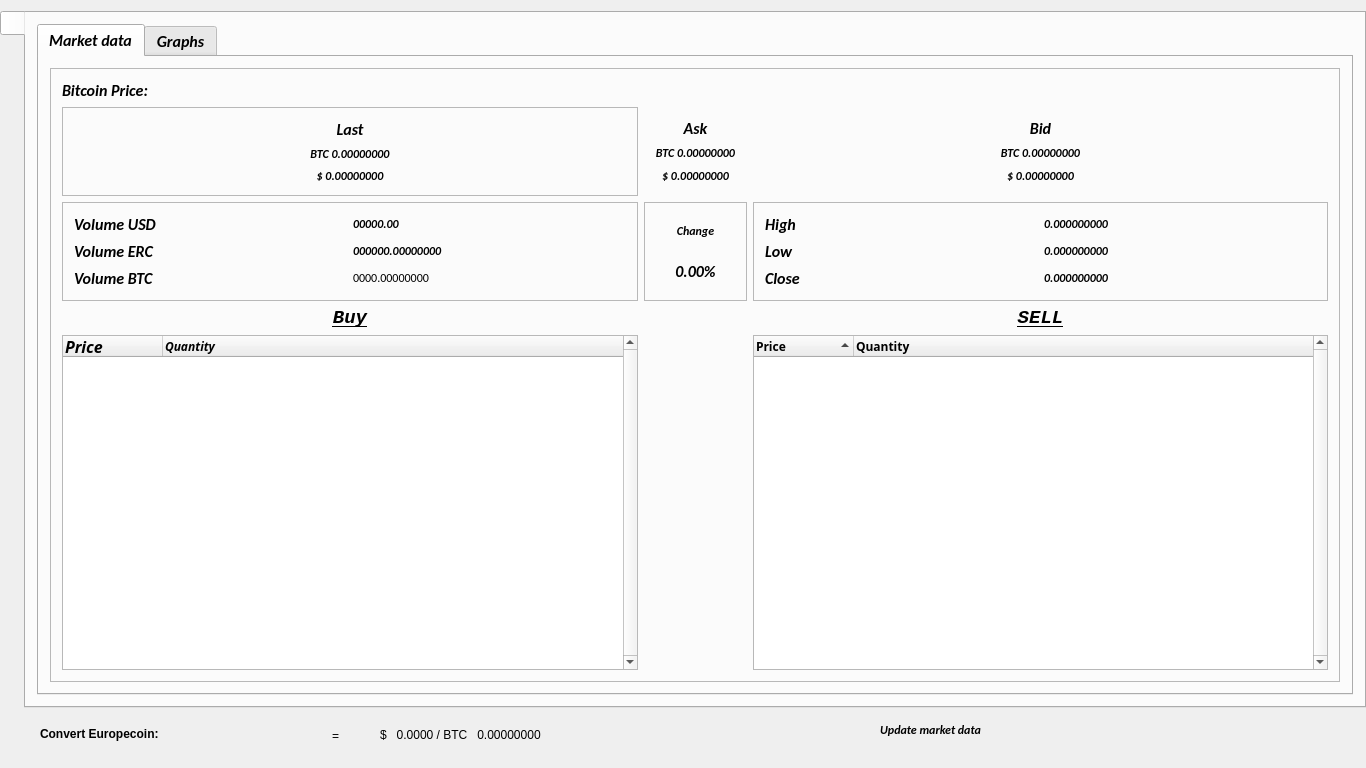
EuropecoinEUORG/EuropecoinV2, file src/qt/forms/tradingstatsBittrex.ui: the form before one commit.
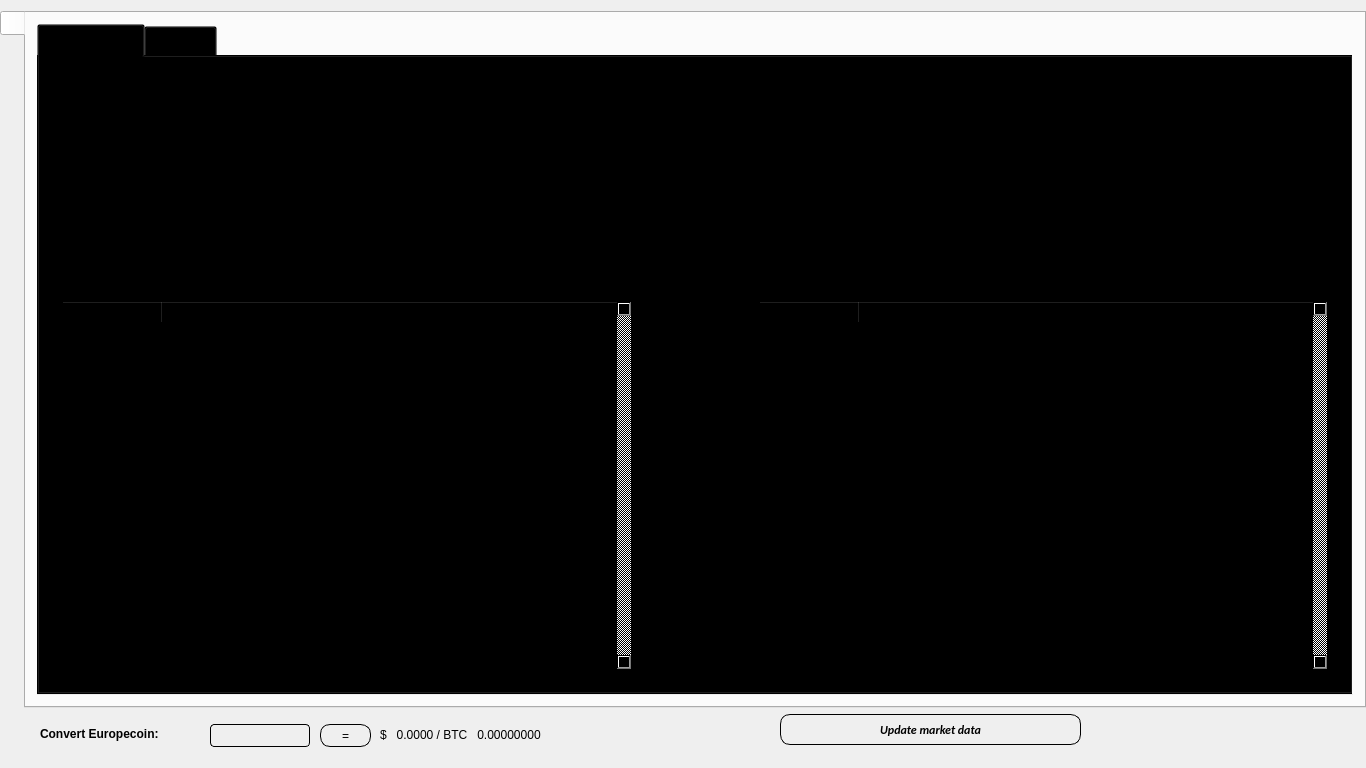
The form after the commit. The open tabs and pages were chosen to show the change. Icons and pictures are not drawn. Custom widgets are drawn as their Qt base class.

Commit message: Some more design adjustments

```diff
--- a/src/qt/forms/tradingstatsBittrex.ui
+++ b/src/qt/forms/tradingstatsBittrex.ui
@@ -68,6 +68,9 @@
       <property name="autoFillBackground">
        <bool>false</bool>
       </property>
+      <property name="styleSheet">
+       <string notr="true">background: transparent;</string>
+      </property>
       <attribute name="icon">
        <iconset>
         <normaloff>:/icons/res/icons/bittrex.png</normaloff>:/icons/res/icons/bittrex.png</iconset>
@@ -96,6 +99,9 @@
          <property name="autoFillBackground">
           <bool>false</bool>
          </property>
+         <property name="styleSheet">
+          <string notr="true">background: transparent;</string>
+         </property>
          <property name="tabPosition">
           <enum>QTabWidget::North</enum>
          </property>
@@ -177,39 +183,6 @@
                 </layout>
                </widget>
               </item>
-              <item row="1" column="1">
-               <widget class="QWidget" name="qWidgetBittrexAsk" native="true">
-                <layout class="QGridLayout" name="gridLayout_6">
-                 <item row="0" column="0">
-                  <widget class="QLabel" name="lblBittrexAskHeader">
-                   <property name="text">
-                    <string>&lt;html&gt;&lt;head/&gt;&lt;body&gt;&lt;p align=&quot;center&quot;&gt;&lt;span style=&quot; font-size:12pt; color:#000000;&quot;&gt;Ask&lt;/span&gt;&lt;/p&gt;&lt;/body&gt;&lt;/html&gt;</string>
-                   </property>
-                  </widget>
-                 </item>
-                 <item row="1" column="0">
-                  <widget class="QLabel" name="lblBittrexAskBtc">
-                   <property name="text">
-                    <string>&lt;html&gt;&lt;head/&gt;&lt;body&gt;&lt;p&gt;&lt;span style=&quot; font-size:9pt; color:#000000;&quot;&gt;BTC   0.00000000&lt;/span&gt;&lt;/p&gt;&lt;/body&gt;&lt;/html&gt;</string>
-                   </property>
-                   <property name="alignment">
-                    <set>Qt::AlignCenter</set>
-                   </property>
-                  </widget>
-                 </item>
-                 <item row="2" column="0">
-                  <widget class="QLabel" name="lblBittrexAskUsd">
-                   <property name="text">
-                    <string>&lt;html&gt;&lt;head/&gt;&lt;body&gt;&lt;p&gt;&lt;span style=&quot; font-size:9pt; color:#000000;&quot;&gt;$   0.00000000&lt;/span&gt;&lt;/p&gt;&lt;/body&gt;&lt;/html&gt;</string>
-                   </property>
-                   <property name="alignment">
-                    <set>Qt::AlignCenter</set>
-                   </property>
-                  </widget>
-                 </item>
-                </layout>
-               </widget>
-              </item>
               <item row="2" column="0">
                <widget class="QFrame" name="volume">
                 <property name="frameShape">
@@ -390,39 +363,6 @@
                 </layout>
                </widget>
               </item>
-              <item row="1" column="2">
-               <widget class="QWidget" name="qWidgetBittrexBid" native="true">
-                <layout class="QGridLayout" name="gridLayout_5">
-                 <item row="0" column="0">
-                  <widget class="QLabel" name="lblBittrexBidHeader">
-                   <property name="text">
-                    <string>&lt;html&gt;&lt;head/&gt;&lt;body&gt;&lt;p align=&quot;center&quot;&gt;&lt;span style=&quot; font-size:12pt; color:#000000;&quot;&gt;Bid&lt;/span&gt;&lt;/p&gt;&lt;/body&gt;&lt;/html&gt;</string>
-                   </property>
-                  </widget>
-                 </item>
-                 <item row="1" column="0">
-                  <widget class="QLabel" name="lblBittrexBidBtc">
-                   <property name="text">
-                    <string>&lt;html&gt;&lt;head/&gt;&lt;body&gt;&lt;p&gt;&lt;span style=&quot; font-size:9pt; color:#000000;&quot;&gt;BTC   0.00000000&lt;/span&gt;&lt;/p&gt;&lt;/body&gt;&lt;/html&gt;</string>
-                   </property>
-                   <property name="alignment">
-                    <set>Qt::AlignCenter</set>
-                   </property>
-                  </widget>
-                 </item>
-                 <item row="2" column="0">
-                  <widget class="QLabel" name="lblBittrexBidUsd">
-                   <property name="text">
-                    <string>&lt;html&gt;&lt;head/&gt;&lt;body&gt;&lt;p&gt;&lt;span style=&quot; font-size:9pt; color:#000000;&quot;&gt;$   0.00000000&lt;/span&gt;&lt;/p&gt;&lt;/body&gt;&lt;/html&gt;</string>
-                   </property>
-                   <property name="alignment">
-                    <set>Qt::AlignCenter</set>
-                   </property>
-                  </widget>
-                 </item>
-                </layout>
-               </widget>
-              </item>
               <item row="4" column="2">
                <widget class="QTreeWidget" name="qTreeWidgetBittrexSell">
                 <property name="autoFillBackground">
@@ -525,6 +465,90 @@
                 </property>
                </widget>
               </item>
+              <item row="1" column="1">
+               <widget class="QFrame" name="qWidgetBittrexAsk">
+                <property name="styleSheet">
+                 <string notr="true">background: transparent;</string>
+                </property>
+                <property name="frameShape">
+                 <enum>QFrame::StyledPanel</enum>
+                </property>
+                <property name="frameShadow">
+                 <enum>QFrame::Raised</enum>
+                </property>
+                <layout class="QGridLayout" name="gridLayout_6">
+                 <item row="0" column="0">
+                  <widget class="QLabel" name="lblBittrexAskHeader">
+                   <property name="text">
+                    <string>&lt;html&gt;&lt;head/&gt;&lt;body&gt;&lt;p align=&quot;center&quot;&gt;&lt;span style=&quot; font-size:12pt; color:#000000;&quot;&gt;Ask&lt;/span&gt;&lt;/p&gt;&lt;/body&gt;&lt;/html&gt;</string>
+                   </property>
+                  </widget>
+                 </item>
+                 <item row="1" column="0">
+                  <widget class="QLabel" name="lblBittrexAskBtc">
+                   <property name="text">
+                    <string>&lt;html&gt;&lt;head/&gt;&lt;body&gt;&lt;p&gt;&lt;span style=&quot; font-size:9pt; color:#000000;&quot;&gt;BTC   0.00000000&lt;/span&gt;&lt;/p&gt;&lt;/body&gt;&lt;/html&gt;</string>
+                   </property>
+                   <property name="alignment">
+                    <set>Qt::AlignCenter</set>
+                   </property>
+                  </widget>
+                 </item>
+                 <item row="2" column="0">
+                  <widget class="QLabel" name="lblBittrexAskUsd">
+                   <property name="text">
+                    <string>&lt;html&gt;&lt;head/&gt;&lt;body&gt;&lt;p&gt;&lt;span style=&quot; font-size:9pt; color:#000000;&quot;&gt;$   0.00000000&lt;/span&gt;&lt;/p&gt;&lt;/body&gt;&lt;/html&gt;</string>
+                   </property>
+                   <property name="alignment">
+                    <set>Qt::AlignCenter</set>
+                   </property>
+                  </widget>
+                 </item>
+                </layout>
+               </widget>
+              </item>
+              <item row="1" column="2">
+               <widget class="QFrame" name="qWidgetBittrexBid">
+                <property name="styleSheet">
+                 <string notr="true">background: transparent;</string>
+                </property>
+                <property name="frameShape">
+                 <enum>QFrame::StyledPanel</enum>
+                </property>
+                <property name="frameShadow">
+                 <enum>QFrame::Raised</enum>
+                </property>
+                <layout class="QGridLayout" name="gridLayout_5">
+                 <item row="0" column="0">
+                  <widget class="QLabel" name="lblBittrexBidHeader">
+                   <property name="text">
+                    <string>&lt;html&gt;&lt;head/&gt;&lt;body&gt;&lt;p align=&quot;center&quot;&gt;&lt;span style=&quot; font-size:12pt; color:#000000;&quot;&gt;Bid&lt;/span&gt;&lt;/p&gt;&lt;/body&gt;&lt;/html&gt;</string>
+                   </property>
+                  </widget>
+                 </item>
+                 <item row="1" column="0">
+                  <widget class="QLabel" name="lblBittrexBidBtc">
+                   <property name="text">
+                    <string>&lt;html&gt;&lt;head/&gt;&lt;body&gt;&lt;p&gt;&lt;span style=&quot; font-size:9pt; color:#000000;&quot;&gt;BTC   0.00000000&lt;/span&gt;&lt;/p&gt;&lt;/body&gt;&lt;/html&gt;</string>
+                   </property>
+                   <property name="alignment">
+                    <set>Qt::AlignCenter</set>
+                   </property>
+                  </widget>
+                 </item>
+                 <item row="2" column="0">
+                  <widget class="QLabel" name="lblBittrexBidUsd">
+                   <property name="text">
+                    <string>&lt;html&gt;&lt;head/&gt;&lt;body&gt;&lt;p&gt;&lt;span style=&quot; font-size:9pt; color:#000000;&quot;&gt;$   0.00000000&lt;/span&gt;&lt;/p&gt;&lt;/body&gt;&lt;/html&gt;</string>
+                   </property>
+                   <property name="alignment">
+                    <set>Qt::AlignCenter</set>
+                   </property>
+                  </widget>
+                 </item>
+                </layout>
+               </widget>
+              </item>
              </layout>
             </widget>
            </item>
@@ -815,6 +839,9 @@
       <property name="autoFillBackground">
        <bool>false</bool>
       </property>
+      <property name="styleSheet">
+       <string notr="true">background: transparent; color: black; border: 1px solid black; border-radius: 10px; padding: 4px;</string>
+      </property>
       <property name="text">
        <string>Update market data</string>
       </property>
@@ -881,11 +908,14 @@
       <property name="autoFillBackground">
        <bool>false</bool>
       </property>
+      <property name="styleSheet">
+       <string notr="true">background: transparent; color: black; border: 1px solid black; border-radius: 4px; padding: 4px;</string>
+      </property>
      </widget>
      <widget class="QPushButton" name="btnConvertEuropecoin">
       <property name="geometry">
        <rect>
-        <x>310</x>
+        <x>320</x>
         <y>10</y>
         <width>51</width>
         <height>23</height>
@@ -909,6 +939,9 @@
       <property name="autoFillBackground">
        <bool>false</bool>
       </property>
+      <property name="styleSheet">
+       <string notr="true">background: transparent; color: black; border: 1px solid black; border-radius: 10px; padding: 4px;</string>
+      </property>
       <property name="text">
        <string>=</string>
       </property>
```
Left out of the diff: 2 changed lines with no effect on the pictures. The commit also changes 3 other files.
